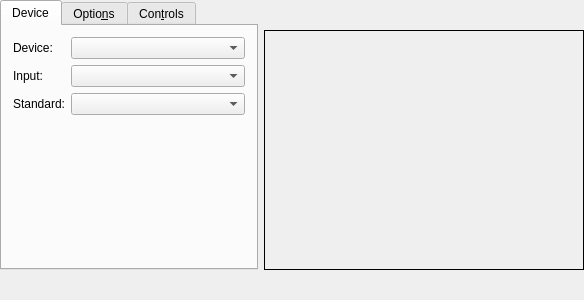
Above: kopete/config/avdevice/avdeviceconfig_videodevice.ui from KDE/kopete before the change. Below: the same form after it.
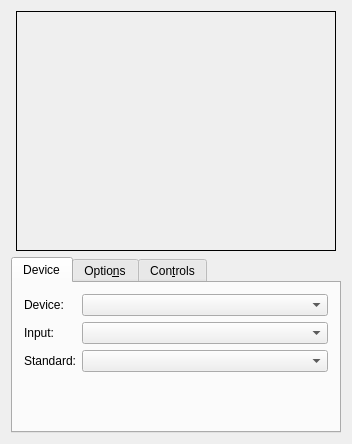
That is the form after the change. Icons and pictures are not drawn. Custom widgets are drawn as their Qt base class.

Commit message: Fixes problem when initializing devices (namedly the green screen in uvc webcams). Some debug info rewording (doesn't affect i18n or l10n)

What changed in the file:
```diff
--- a/kopete/config/avdevice/avdeviceconfig_videodevice.ui
+++ b/kopete/config/avdevice/avdeviceconfig_videodevice.ui
@@ -5,8 +5,8 @@
    <rect>
     <x>0</x>
     <y>0</y>
-    <width>584</width>
-    <height>300</height>
+    <width>352</width>
+    <height>444</height>
    </rect>
   </property>
   <property name="sizePolicy" >
@@ -19,20 +19,64 @@
    <string>Video</string>
   </property>
   <layout class="QVBoxLayout" >
-   <property name="leftMargin" >
-    <number>0</number>
-   </property>
-   <property name="topMargin" >
-    <number>0</number>
-   </property>
-   <property name="rightMargin" >
-    <number>0</number>
-   </property>
-   <property name="bottomMargin" >
-    <number>0</number>
-   </property>
    <item>
     <layout class="QHBoxLayout" >
+     <item>
+      <spacer>
+       <property name="orientation" >
+        <enum>Qt::Horizontal</enum>
+       </property>
+       <property name="sizeHint" >
+        <size>
+         <width>0</width>
+         <height>20</height>
+        </size>
+       </property>
+      </spacer>
+     </item>
+     <item>
+      <widget class="QLabel" name="mVideoImageLabel" >
+       <property name="sizePolicy" >
+        <sizepolicy vsizetype="Fixed" hsizetype="Fixed" >
+         <horstretch>0</horstretch>
+         <verstretch>0</verstretch>
+        </sizepolicy>
+       </property>
+       <property name="minimumSize" >
+        <size>
+         <width>320</width>
+         <height>240</height>
+        </size>
+       </property>
+       <property name="frameShape" >
+        <enum>QFrame::Box</enum>
+       </property>
+       <property name="pixmap" >
+        <pixmap/>
+       </property>
+       <property name="scaledContents" >
+        <bool>true</bool>
+       </property>
+       <property name="alignment" >
+        <set>Qt::AlignCenter</set>
+       </property>
+      </widget>
+     </item>
+     <item>
+      <spacer>
+       <property name="orientation" >
+        <enum>Qt::Horizontal</enum>
+       </property>
+       <property name="sizeHint" >
+        <size>
+         <width>0</width>
+         <height>20</height>
+        </size>
+       </property>
+      </spacer>
+     </item>
+    </layout>
+   </item>
      <item>
       <widget class="QTabWidget" name="VideoTabWidget" >
        <property name="sizePolicy" >
@@ -135,10 +179,13 @@
            <property name="orientation" >
             <enum>Qt::Vertical</enum>
            </property>
+         <property name="sizeType" >
+          <enum>QSizePolicy::MinimumExpanding</enum>
+         </property>
            <property name="sizeHint" >
             <size>
              <width>20</width>
-             <height>40</height>
+           <height>0</height>
             </size>
            </property>
           </spacer>
@@ -408,10 +455,13 @@
            <property name="orientation" >
             <enum>Qt::Vertical</enum>
            </property>
+         <property name="sizeType" >
+          <enum>QSizePolicy::MinimumExpanding</enum>
+         </property>
            <property name="sizeHint" >
             <size>
              <width>20</width>
-             <height>40</height>
+           <height>0</height>
             </size>
            </property>
           </spacer>
@@ -419,66 +469,6 @@
         </layout>
        </widget>
       </widget>
-     </item>
-     <item>
-      <layout class="QVBoxLayout" >
-       <item>
-        <spacer>
-         <property name="orientation" >
-          <enum>Qt::Vertical</enum>
-         </property>
-         <property name="sizeHint" >
-          <size>
-           <width>20</width>
-           <height>40</height>
-          </size>
-         </property>
-        </spacer>
-       </item>
-       <item>
-        <widget class="QLabel" name="mVideoImageLabel" >
-         <property name="sizePolicy" >
-          <sizepolicy vsizetype="Fixed" hsizetype="Fixed" >
-           <horstretch>0</horstretch>
-           <verstretch>0</verstretch>
-          </sizepolicy>
-         </property>
-         <property name="minimumSize" >
-          <size>
-           <width>320</width>
-           <height>240</height>
-          </size>
-         </property>
-         <property name="frameShape" >
-          <enum>QFrame::Box</enum>
-         </property>
-         <property name="pixmap" >
-          <pixmap/>
-         </property>
-         <property name="scaledContents" >
-          <bool>true</bool>
-         </property>
-         <property name="alignment" >
-          <set>Qt::AlignCenter</set>
-         </property>
-        </widget>
-       </item>
-      </layout>
-     </item>
-    </layout>
-   </item>
-   <item>
-    <spacer>
-     <property name="orientation" >
-      <enum>Qt::Vertical</enum>
-     </property>
-     <property name="sizeHint" >
-      <size>
-       <width>20</width>
-       <height>40</height>
-      </size>
-     </property>
-    </spacer>
    </item>
   </layout>
  </widget>
```
Left out of the diff: 5 changed lines with no effect on the pictures. Lines whose indentation alone changed are shown as unchanged. The commit also changes 2 other files.
